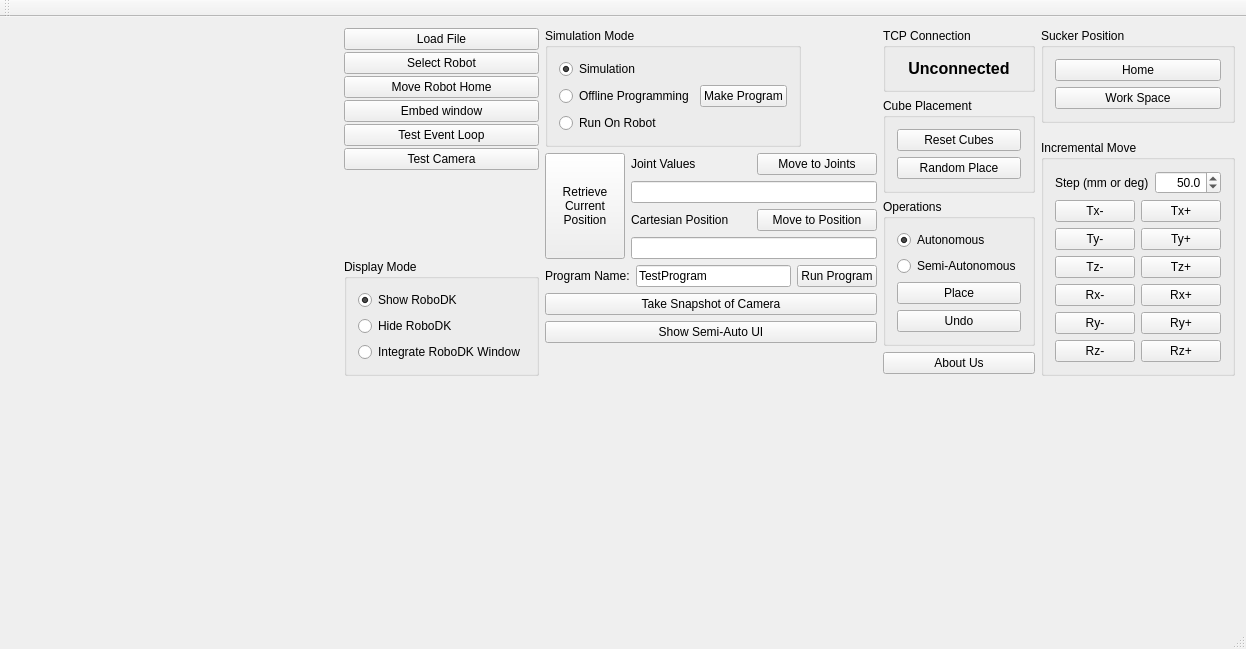
Above: RoboDK_FinalProject/mainwindow.ui from Bill-Tsou/RoboDK-Qt-Android before the change. Below: the same form after it.
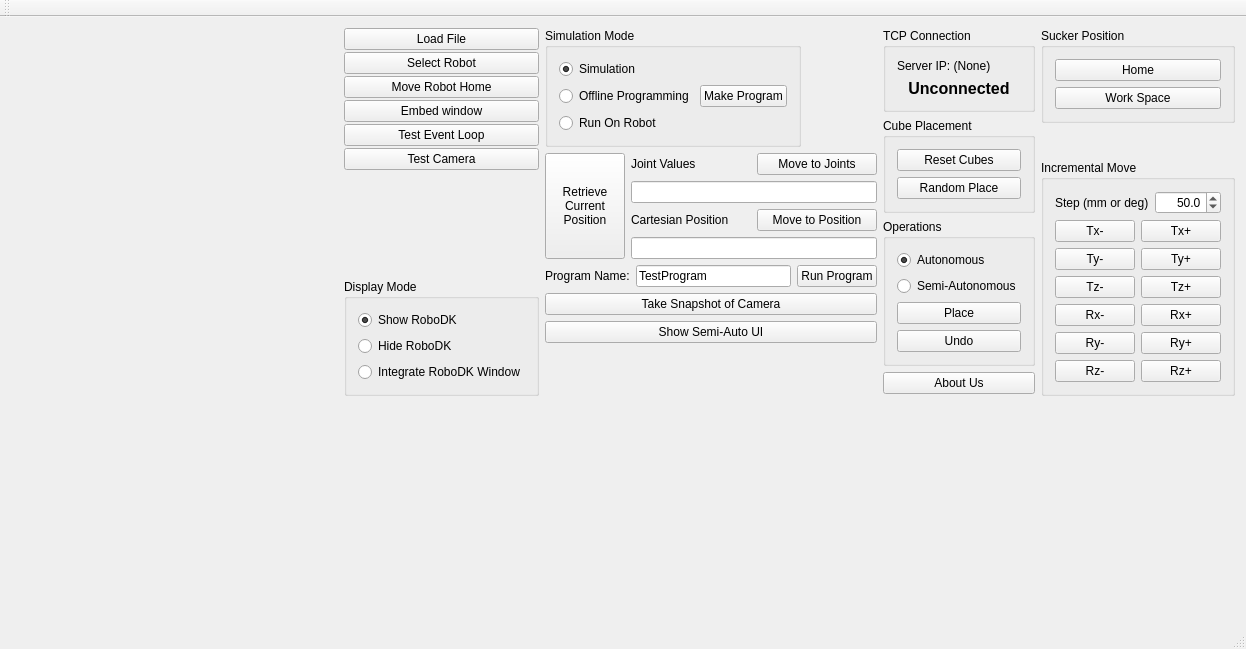
That is the form after the change.

Commit message: [Qt RoboDK] display TCP server IP on UI for Android app to connect

The edit to the form file:
```diff
--- a/RoboDK_FinalProject/mainwindow.ui
+++ b/RoboDK_FinalProject/mainwindow.ui
@@ -339,11 +339,19 @@
              <string>TCP Connection</string>
             </property>
             <layout class="QVBoxLayout" name="verticalLayout_16">
+             <item>
+              <widget class="QLabel" name="label_tcp_server_ip">
+               <property name="text">
+                <string>Server IP: (None)</string>
+               </property>
+              </widget>
+             </item>
              <item>
               <widget class="QLabel" name="label_tcp_status">
                <property name="font">
                 <font>
                  <pointsize>12</pointsize>
+                 <weight>75</weight>
                  <bold>true</bold>
                 </font>
                </property>
```
The commit also changes 2 other files.
